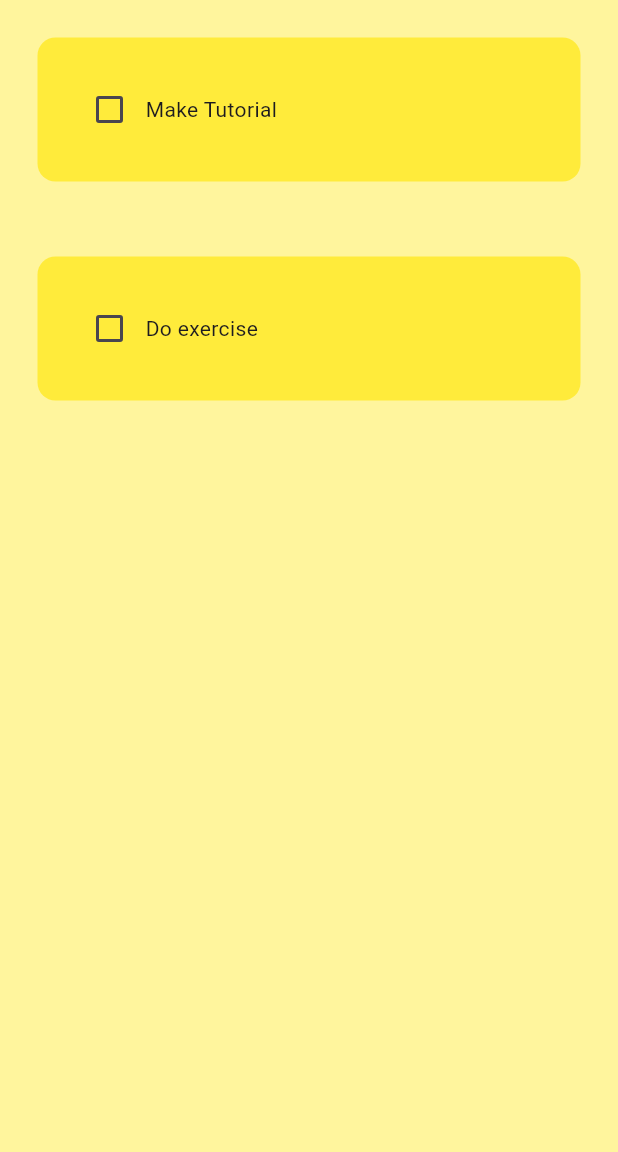
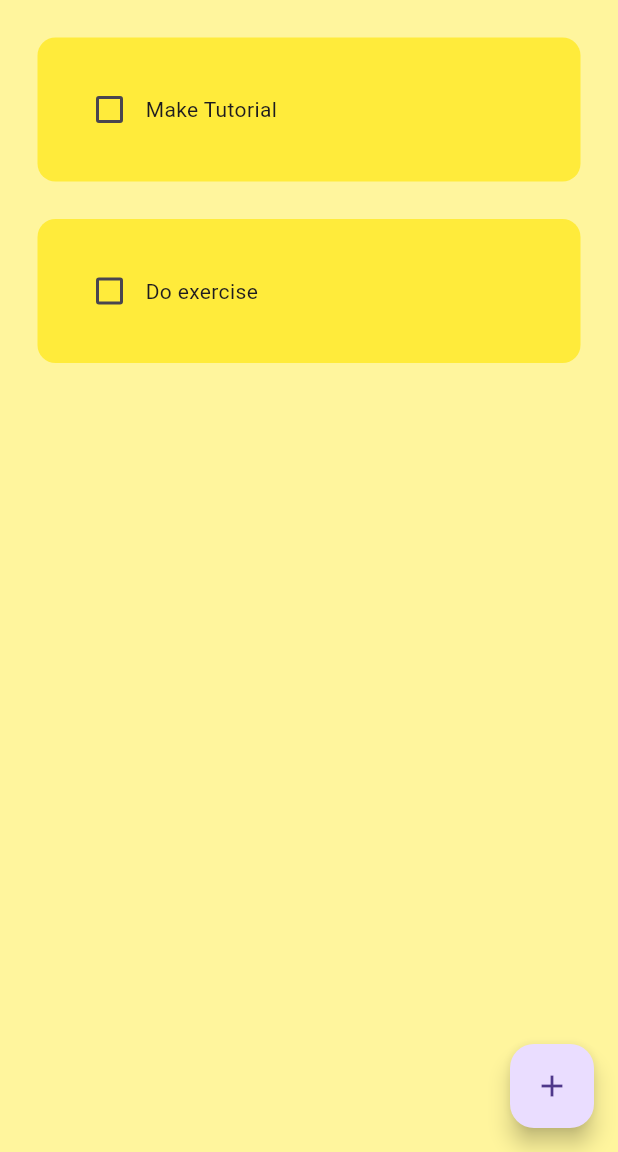
Before and after one commit to frankBYUI1/web_app2024, a Flutter app: the screen it shows after launch, on a phone screen of 412 x 824 dp, the part 84-1236 px from its top. Run offline on Flutter 3.47's test engine with Material 3 defaults, Android fonts, the phone set to English and light mode, and no system bars.

Commit message:
second_commit

```diff
--- a/web_app/lib/pages/home_page.dart
+++ b/web_app/lib/pages/home_page.dart
@@ -1,4 +1,5 @@
 import 'package:flutter/material.dart';
+import 'package:web_app/util/dialog_box.dart';
 import 'package:web_app/util/todo_tile.dart';
 
 class HomePage extends StatefulWidget {
@@ -9,6 +10,9 @@ class HomePage extends StatefulWidget {
 }
 
 class _HomePageState extends State<HomePage> {
+  // text controller
+  final _controller = TextEditingController();
+
   // list of todo tasks
   List toDoList = [
     ["Make Tutorial", false],
@@ -22,6 +26,18 @@ class _HomePageState extends State<HomePage> {
     });
   }
 
+  // create a new task
+  void createNewTask() {
+    showDialog(
+      context: context,
+      builder: (context) {
+        return DialogBox(
+          controller: _controller,
+        );
+      },
+    );
+  }
+
   @override
   Widget build(BuildContext context) {
     return Scaffold(
@@ -29,6 +45,10 @@ class _HomePageState extends State<HomePage> {
       appBar: AppBar(
         title: Text('TO DO'),
         elevation: 0,
+      ),
+      floatingActionButton: FloatingActionButton(
+        onPressed: createNewTask,
+        child: Icon(Icons.add),
       ),
       body: ListView.builder(
         itemCount: toDoList.length,
@@ -38,7 +58,8 @@ class _HomePageState extends State<HomePage> {
             taskCompleted: toDoList[index][1],
             onChanged: (value) => checkBoxChanged(value, index),
           );
-          }),
+        },
+      ),
     );
   }
 }
--- a/web_app/lib/util/todo_tile.dart
+++ b/web_app/lib/util/todo_tile.dart
@@ -15,21 +15,32 @@ class ToDoTile extends StatelessWidget {
   @override
   Widget build(BuildContext context) {
     return Padding(
-      padding: const EdgeInsets.all(25.0),
+      padding: const EdgeInsets.only(left: 25.0, right: 25, top: 25),
       child: Container(
         padding: EdgeInsets.all(24),
+        decoration: BoxDecoration(
+          color: Colors.yellow,
+          borderRadius: BorderRadius.circular(12),
+        ),
         child: Row(
           children: [
             // checkbox
-            Checkbox(value: taskCompleted, onChanged: onChanged),
+            Checkbox(
+              value: taskCompleted,
+              onChanged: onChanged,
+              activeColor: Colors.black,
+            ),
 
             // task name
-            Text(taskName),
+            Text(
+              taskName,
+              style: TextStyle(
+                decoration: taskCompleted
+                    ? TextDecoration.lineThrough
+                    : TextDecoration.none,
+              ),
+            ),
           ],
-        ),
-        decoration: BoxDecoration(
-          color: Colors.yellow,
-          borderRadius: BorderRadius.circular(12),
         ),
       ),
     );
```
Also changed, not shown: web_app/lib/util/dialog_box.dart (added, +47 -0 lines), web_app/lib/util/my_button.dart (added, +20 -0 lines). Lines whose indentation alone changed are shown as unchanged.
